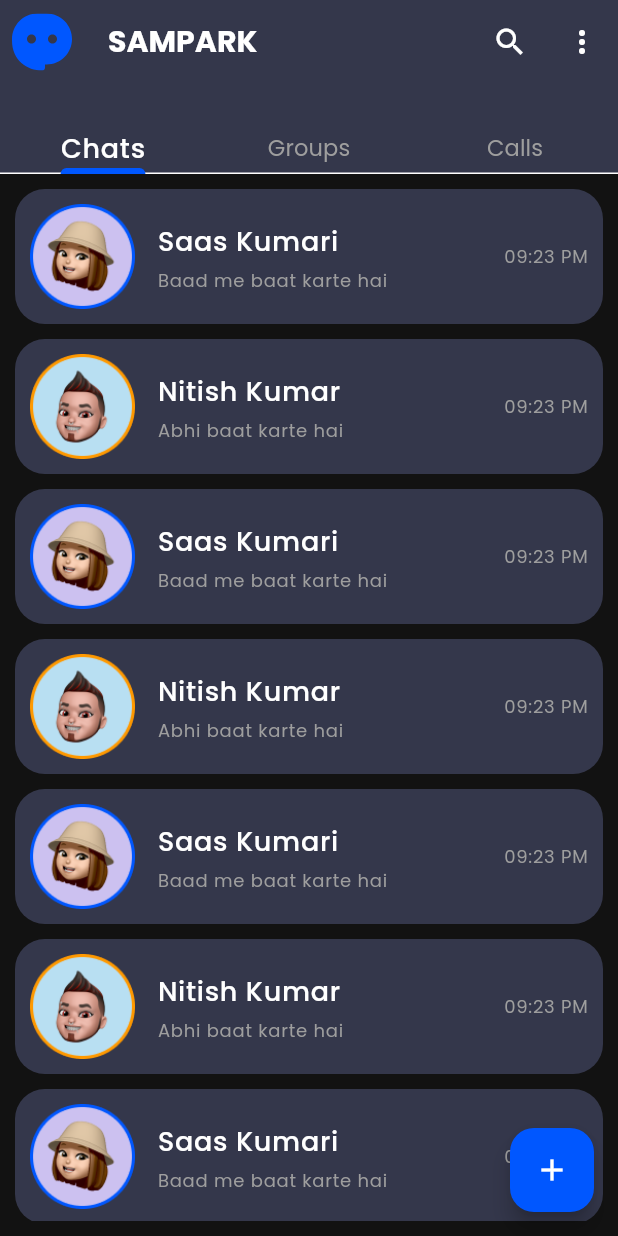
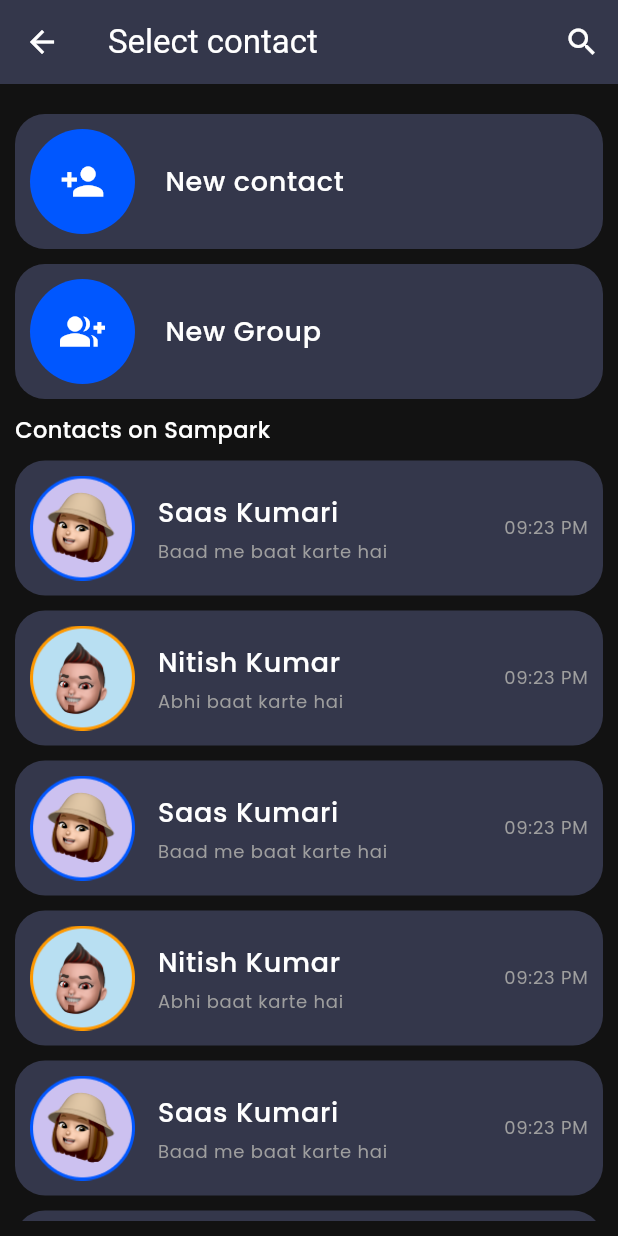
Before and after one commit to sismart286/SamparkChatApp_flutter, a Flutter app: the HomePage screen opened by its route, after a tap on the "add" icon, on a phone screen of 412 x 824 dp. Run offline on Flutter 3.47's test engine with Material 3 defaults, Android fonts, the phone set to English and light mode, and no system bars; our stand-ins replace cloud_firestore, firebase_auth, firebase_core, firebase_storage, flutter_svg, get and 2 more; missing offline and left inert: firebase_app_check; accounts and stored records are empty; network calls fail; statements that could not run were skipped.

Commit message:
Working on contact page ui

```diff
--- a/lib/Config/PagePath.dart
+++ b/lib/Config/PagePath.dart
@@ -1,6 +1,7 @@
 import 'package:get/get.dart';
 import 'package:sampark_chat_app_25/Pages/Auth/AuthPage.dart';
 import 'package:sampark_chat_app_25/Pages/Chat/ChatPage.dart';
+import 'package:sampark_chat_app_25/Pages/ContactPage/ContactPage.dart';
 import 'package:sampark_chat_app_25/Pages/Home/HomePage.dart';
 import 'package:sampark_chat_app_25/Pages/UserProfile/UserProfilePage.dart';
 import 'package:sampark_chat_app_25/Pages/UserProfile/UpdateProfile.dart';
@@ -21,11 +22,16 @@ var pagePath = [
     page: () => ChatPage(),
     transition: Transition.rightToLeft,
   ),
-  // GetPage(
-  //   name: "/profilePage",
-  //   page: () => UserProfilePage(),
-  //   transition: Transition.rightToLeft,
-  // ),
+  GetPage(
+    name: "/profilePage",
+    page: () => UserProfilePage(),
+    transition: Transition.rightToLeft,
+  ),
+  GetPage(
+    name: "/contactPage",
+    page: () => ContactPage(),
+    transition: Transition.rightToLeft,
+  ),
   // GetPage(
   //   name: "/updateProfilePage",
   //   page: () => UserUpdateProfile(),
--- /dev/null
+++ b/lib/Pages/ContactPage/ContactPage.dart
@@ -0,0 +1,146 @@
+import 'dart:developer';
+
+import 'package:flutter/material.dart';
+import 'package:get/get.dart';
+import 'package:sampark_chat_app_25/Config/Images.dart';
+import 'package:sampark_chat_app_25/Pages/ContactPage/Widgets/ContactSearch.dart';
+import 'package:sampark_chat_app_25/Pages/ContactPage/Widgets/NewContactTile.dart';
+import 'package:sampark_chat_app_25/Pages/Home/Widget/ChatTile.dart';
+
+class ContactPage extends StatelessWidget {
+  const ContactPage({super.key});
+
+  @override
+  Widget build(BuildContext context) {
+    RxBool isSearchEnable = false.obs;
+    return Scaffold(
+      appBar: AppBar(
+        title: Text("Select contact"),
+        actions: [
+          Obx(
+            () => IconButton(
+              onPressed: () {
+                isSearchEnable.value = !isSearchEnable.value;
+              },
+              icon: isSearchEnable.value
+                  ? const Icon(Icons.close)
+                  : const Icon(Icons.search),
+            ),
+          ),
+        ],
+      ),
+      body: Padding(
+        padding: const EdgeInsets.all(10),
+        child: ListView(
+          children: [
+            Obx(
+              () => isSearchEnable.value
+                  ? const ContactSearch()
+                  : const SizedBox(),
+            ),
+            const SizedBox(height: 10),
+            NewContactTile(
+              btnName: "New contact",
+              icon: Icons.person_add,
+              ontap: () {},
+            ),
+            const SizedBox(height: 10),
+            NewContactTile(
+              btnName: "New Group",
+              icon: Icons.group_add,
+              ontap: () {},
+            ),
+            const SizedBox(height: 10),
+            Row(
+              children: [
+                Text("Contacts on Sampark"),
+              ],
+            ),
+            const SizedBox(height: 10),
+            Column(
+              children: [
+                InkWell(
+                  onTap: () {
+                    Get.toNamed("chatPage");
+                  },
+                  child: ChatTile(
+                    imageUrl: AssetsImage.girlPic,
+                    name: "Saas Kumari",
+                    lastChat: "Baad me baat karte hai",
+                    lastTime: "09:23 PM",
+                  ),
+                ),
+                ChatTile(
+                  imageUrl: AssetsImage.boyPic,
+                  name: "Nitish Kumar",
+                  lastChat: "Abhi baat karte hai",
+                  lastTime: "09:23 PM",
+                ),
+                ChatTile(
+                  imageUrl: AssetsImage.girlPic,
+                  name: "Saas Kumari",
+                  lastChat: "Baad me baat karte hai",
+                  lastTime: "09:23 PM",
+                ),
+                ChatTile(
+                  imageUrl: AssetsImage.boyPic,
+                  name: "Nitish Kumar",
+                  lastChat: "Abhi baat karte hai",
+                  lastTime: "09:23 PM",
+                ),
+                ChatTile(
+                  imageUrl: AssetsImage.girlPic,
+                  name: "Saas Kumari",
+                  lastChat: "Baad me baat karte hai",
+                  lastTime: "09:23 PM",
+                ),
+                ChatTile(
+                  imageUrl: AssetsImage.boyPic,
+                  name: "Nitish Kumar",
+                  lastChat: "Abhi baat karte hai",
+                  lastTime: "09:23 PM",
+                ),
+                ChatTile(
+                  imageUrl: AssetsImage.girlPic,
+                  name: "Saas Kumari",
+                  lastChat: "Baad me baat karte hai",
+                  lastTime: "09:23 PM",
+                ),
+                ChatTile(
+                  imageUrl: AssetsImage.boyPic,
+                  name: "Nitish Kumar",
+                  lastChat: "Abhi baat karte hai",
+                  lastTime: "09:23 PM",
+                ),
+                ChatTile(
+                  imageUrl: AssetsImage.girlPic,
+                  name: "Saas Kumari",
+                  lastChat: "Baad me baat karte hai",
+                  lastTime: "09:23 PM",
+                ),
+                ChatTile(
+                  imageUrl: AssetsImage.boyPic,
+                  name: "Nitish Kumar",
+                  lastChat: "Abhi baat karte hai",
+                  lastTime: "09:23 PM",
+                ),
+                ChatTile(
+                  imageUrl: AssetsImage.girlPic,
+                  name: "Saas Kumari",
+                  lastChat: "Baad me baat karte hai",
+                  lastTime: "09:23 PM",
+                ),
+                ChatTile(
+                  imageUrl: AssetsImage.boyPic,
+                  name: "Nitish Kumar",
+                  lastChat: "Abhi baat karte hai",
+                  lastTime: "09:23 PM",
+                ),
+              ],
+            )
+          ],
+        ),
+      ),
+    );
+  }
+}
--- /dev/null
+++ b/lib/Pages/ContactPage/Widgets/ContactSearch.dart
@@ -0,0 +1,33 @@
+import 'dart:developer';
+
+import 'package:flutter/material.dart';
+
+class ContactSearch extends StatelessWidget {
+  const ContactSearch({super.key});
+
+  @override
+  Widget build(BuildContext context) {
+    return Container(
+      padding: const EdgeInsets.all(5),
+      decoration: BoxDecoration(
+          borderRadius: BorderRadius.circular(10),
+          color: Theme.of(context).colorScheme.primaryContainer),
+      child: Row(
+        children: [
+          Expanded(
+            child: TextField(
+              textInputAction: TextInputAction.search,
+              onSubmitted: (value) {
+                log("value: $value");
+              },
+              decoration: InputDecoration(
+                hintText: "Search contact",
+                prefixIcon: Icon(Icons.search),
+              ),
+            ),
+          ),
+        ],
+      ),
+    );
+  }
+}
--- /dev/null
+++ b/lib/Pages/ContactPage/Widgets/NewContactTile.dart
@@ -0,0 +1,47 @@
+import 'package:flutter/material.dart';
+
+class NewContactTile extends StatelessWidget {
+  final String btnName;
+  final IconData icon;
+  final VoidCallback ontap;
+  const NewContactTile(
+      {super.key,
+      required this.btnName,
+      required this.icon,
+      required this.ontap});
+
+  @override
+  Widget build(BuildContext context) {
+    return InkWell(
+      onTap: ontap,
+      child: Container(
+        padding: EdgeInsets.all(10),
+        decoration: BoxDecoration(
+          borderRadius: BorderRadius.circular(20),
+          color: Theme.of(context).colorScheme.primaryContainer,
+        ),
+        child: Row(
+          children: [
+            Container(
+              width: 70,
+              height: 70,
+              child: Icon(
+                icon,
+                size: 30,
+              ),
+              decoration: BoxDecoration(
+                borderRadius: BorderRadius.circular(100),
+                color: Theme.of(context).colorScheme.primary,
+              ),
+            ),
+            SizedBox(width: 20),
+            Text(
+              btnName,
+              style: Theme.of(context).textTheme.bodyLarge,
+            ),
+          ],
+        ),
+      ),
+    );
+  }
+}
--- a/lib/Pages/Home/HomePage.dart
+++ b/lib/Pages/Home/HomePage.dart
@@ -46,7 +46,8 @@ class _HomePageState extends State<HomePage> with TickerProviderStateMixin {
             icon: Icon(Icons.search),
           ),
           IconButton(
-            onPressed: () {
+            onPressed: () async {
+              await profileController.getUserDetail();
               Get.to(() => ProfilePage());
             },
             icon: Icon(Icons.more_vert),
@@ -55,7 +56,9 @@ class _HomePageState extends State<HomePage> with TickerProviderStateMixin {
         bottom: myTabBar(tabController, context),
       ),
       floatingActionButton: FloatingActionButton(
-        onPressed: () {},
+        onPressed: () {
+          Get.toNamed("/contactPage");
+        },
         backgroundColor: Theme.of(context).colorScheme.primary,
         child: Icon(
           Icons.add,
--- a/lib/Pages/ProfilePage/ProfilePage.dart
+++ b/lib/Pages/ProfilePage/ProfilePage.dart
@@ -3,6 +3,7 @@ import 'dart:io';
 
 import 'package:flutter/material.dart';
 import 'package:get/get.dart';
+import 'package:sampark_chat_app_25/Controller/AuthController.dart';
 import 'package:sampark_chat_app_25/Controller/ImagePicker.dart';
 import 'package:sampark_chat_app_25/Controller/ProfileController.dart';
 import 'package:sampark_chat_app_25/Widgets/PrimaryButton.dart';
@@ -27,9 +28,19 @@ class ProfilePage extends StatelessWidget {
         Get.put(ImagePickerController());
     RxString imagePath = "".obs;
 
+    AuthController authController = Get.put(AuthController());
+
     return Scaffold(
       appBar: AppBar(
         title: Text("Profile"),
+        actions: [
+          IconButton(
+            onPressed: () {
+              authController.logoutUser();
+            },
+            icon: const Icon(Icons.logout),
+          ),
+        ],
       ),
       body: Padding(
         padding: const EdgeInsets.all(10),
@@ -93,8 +104,11 @@ class ProfilePage extends StatelessWidget {
                                             BorderRadius.circular(100),
                                       ),
                                       child: profileController.currentUser.value
-                                                  .profileImage ==
-                                              ""
+                                                      .profileImage ==
+                                                  "" ||
+                                              profileController.currentUser
+                                                      .value.profileImage ==
+                                                  null
                                           ? Icon(Icons.image)
                                           : ClipRRect(
                                               borderRadius:
```
